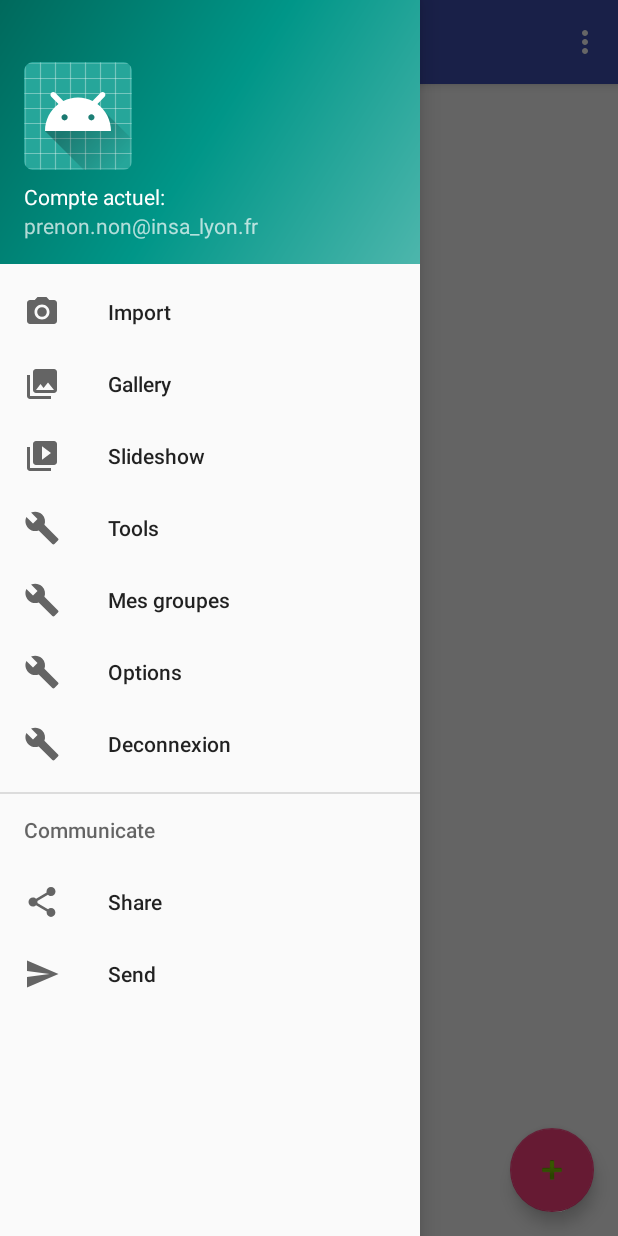
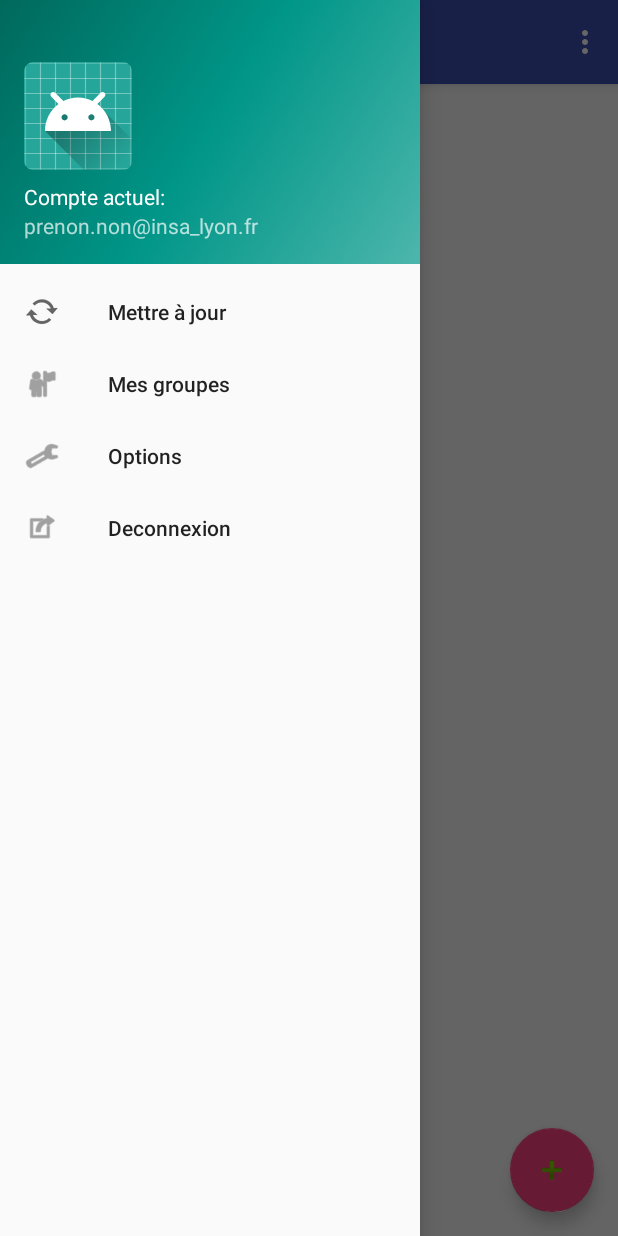
Before and after one commit to sky9611/Android_calender, an Android app: the MenuActivity screen opened directly, with no data from a screen before it, with the side drawer open, on a phone screen of 412 x 824 dp. Run offline under Robolectric (Android 15) with nearby library versions, the phone set to English and light mode, and no system bars.

Commit message:
menu content

```diff
--- a/calenderDemo/app/src/main/res/menu/activity_menu_drawer.xml
+++ b/calenderDemo/app/src/main/res/menu/activity_menu_drawer.xml
@@ -5,47 +5,23 @@
 
     <group android:checkableBehavior="single">
         <item
-            android:id="@+id/nav_camera"
-            android:icon="@drawable/ic_menu_camera"
-            android:title="Import" />
-        <item
-            android:id="@+id/nav_gallery"
-            android:icon="@drawable/ic_menu_gallery"
-            android:title="Gallery" />
-        <item
-            android:id="@+id/nav_slideshow"
-            android:icon="@drawable/ic_menu_slideshow"
-            android:title="Slideshow" />
-        <item
             android:id="@+id/nav_manage"
-            android:icon="@drawable/ic_menu_manage"
-            android:title="Tools" />
+            android:icon="@android:drawable/stat_notify_sync"
+            android:title="Mettre à jour" />
         <item
             android:id="@+id/nav_groupes"
-            android:icon="@drawable/ic_menu_manage"
+            android:icon="@android:drawable/ic_menu_myplaces"
             android:title="Mes groupes" />
         <item
             android:id="@+id/nav_options"
-            android:icon="@drawable/ic_menu_manage"
+            android:icon="@android:drawable/ic_menu_manage"
             android:title="Options" />
         <item
             android:id="@+id/nav_deconnexion"
-            android:icon="@drawable/ic_menu_manage"
+            android:icon="@android:drawable/ic_menu_set_as"
             android:title="Deconnexion" />
-
     </group>
 
-    <item android:title="Communicate">
-        <menu>
-            <item
-                android:id="@+id/nav_share"
-                android:icon="@drawable/ic_menu_share"
-                android:title="Share" />
-            <item
-                android:id="@+id/nav_send"
-                android:icon="@drawable/ic_menu_send"
-                android:title="Send" />
-        </menu>
-    </item>
+
 
 </menu>
```
Also changed, not shown: calenderDemo/app/src/main/java/com/example/wth/application/CalendarActivity.java (+1 -11 lines), calenderDemo/app/src/main/java/com/example/wth/application/MenuActivity.java (+1 -11 lines), calenderDemo/app/src/main/res/drawable/ic_search_black_24dp.xml (added, +9 -0 lines).
